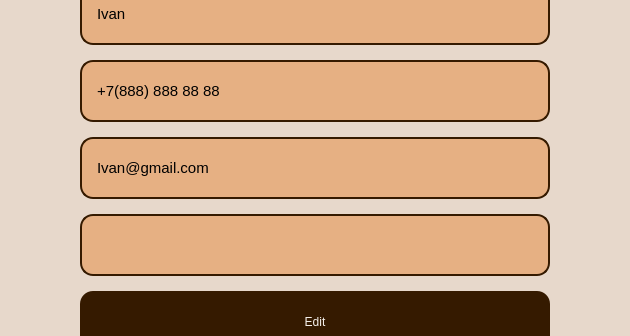
Old version of the form application/profilewindow.ui in the repository redm0unt/OurCafe; both pictures show x 482 to 1112 and y 261 to 597 of the 1360 by 765 pixel window.
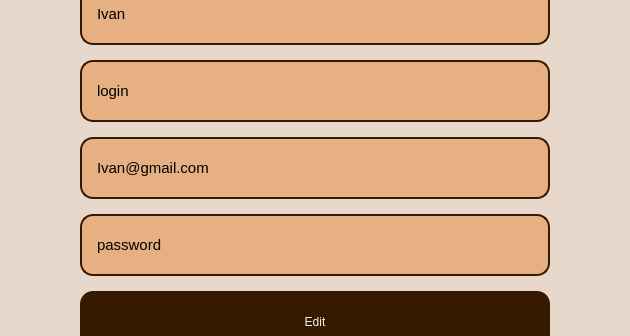
New version of the form. Icons and pictures are not drawn.

```diff
--- a/application/profilewindow.ui
+++ b/application/profilewindow.ui
@@ -941,7 +941,7 @@
 padding: 0 13px;</string>
                          </property>
                          <property name="text">
-                          <string>+7(888) 888 88 88</string>
+                          <string>login</string>
                          </property>
                          <property name="placeholderText">
                           <string>+7(___)___ ___ ___</string>
@@ -998,6 +998,9 @@
 border-radius: 13px;
 padding: 0 13px;</string>
                          </property>
+                         <property name="text">
+                          <string>password</string>
+                         </property>
                         </widget>
                        </item>
                        <item>
```
Left out of the diff: 8 changed lines with no effect on the pictures.
